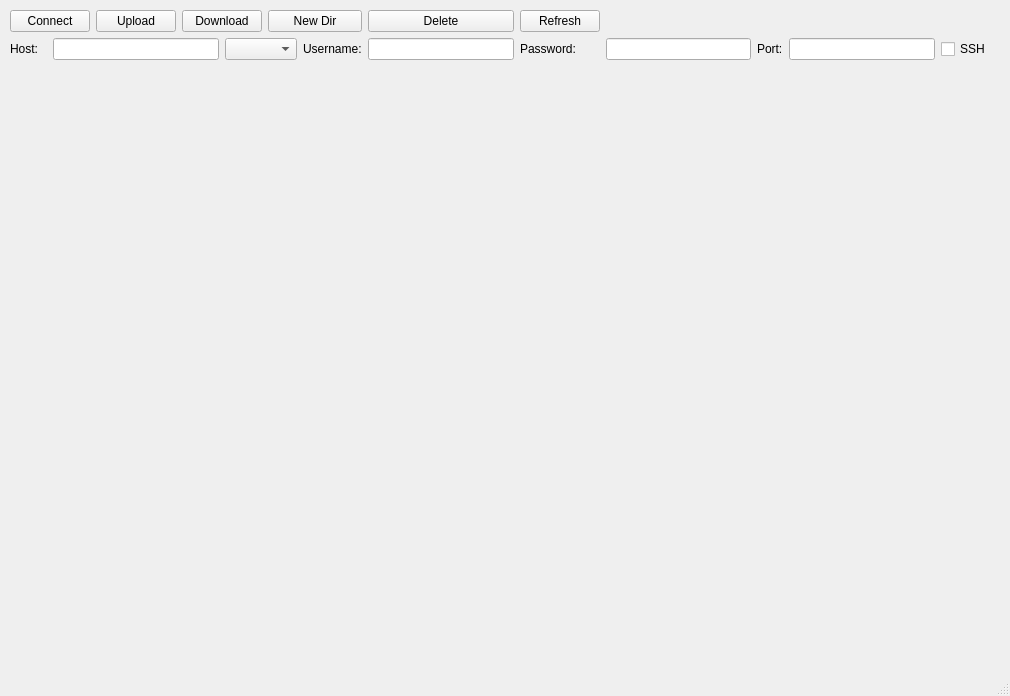
ChuckM2196/python-ftp, file mainwindow.ui: the form before one commit.
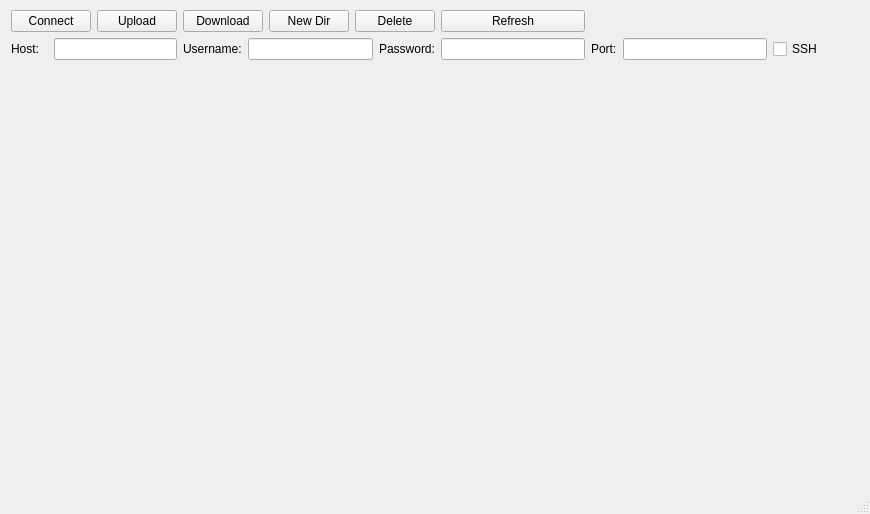
The form after the commit. Icons and pictures are not drawn.

Commit message: Edited gui in QT Designer, and working on socket connections

Diff of the .ui file:
```diff
--- a/mainwindow.ui
+++ b/mainwindow.ui
@@ -6,21 +6,21 @@
    <rect>
     <x>0</x>
     <y>0</y>
-    <width>1010</width>
-    <height>696</height>
+    <width>870</width>
+    <height>514</height>
    </rect>
   </property>
   <property name="windowTitle">
    <string>MainWindow</string>
   </property>
   <widget class="QWidget" name="centralwidget">
-   <widget class="QWidget" name="layoutWidget">
+   <widget class="QWidget" name="">
     <property name="geometry">
      <rect>
-      <x>10</x>
+      <x>11</x>
       <y>10</y>
-      <width>981</width>
-      <height>631</height>
+      <width>812</width>
+      <height>451</height>
      </rect>
     </property>
     <layout class="QGridLayout" name="gridLayout">
@@ -57,7 +57,7 @@
        </property>
       </widget>
      </item>
-     <item row="0" column="5" colspan="2">
+     <item row="0" column="5">
       <widget class="QPushButton" name="newdirButton">
        <property name="text">
         <string>New Dir</string>
@@ -68,7 +68,7 @@
        </property>
       </widget>
      </item>
-     <item row="0" column="7">
+     <item row="0" column="6" colspan="2">
       <widget class="QPushButton" name="deleteButton">
        <property name="text">
         <string>Delete</string>
@@ -86,50 +86,51 @@
        </property>
       </widget>
      </item>
-     <item row="1" column="1" colspan="3">
+     <item row="1" column="1" colspan="2">
       <widget class="QLineEdit" name="hostEdit"/>
      </item>
-     <item row="1" column="4" colspan="2">
-      <widget class="QComboBox" name="connectionTypeBox"/>
-     </item>
-     <item row="1" column="6">
+     <item row="1" column="3">
       <widget class="QLabel" name="label_2">
        <property name="text">
         <string>Username:</string>
        </property>
       </widget>
      </item>
-     <item row="1" column="7">
+     <item row="1" column="4" colspan="3">
       <widget class="QLineEdit" name="usernameEdit"/>
      </item>
-     <item row="1" column="8">
+     <item row="1" column="7">
       <widget class="QLabel" name="label_3">
        <property name="text">
         <string>Password:</string>
        </property>
       </widget>
      </item>
+     <item row="1" column="8">
+      <widget class="QLineEdit" name="passwordEdit">
+       <property name="echoMode">
+        <enum>QLineEdit::Password</enum>
+       </property>
+      </widget>
+     </item>
      <item row="1" column="9">
-      <widget class="QLineEdit" name="passwordEdit"/>
-     </item>
-     <item row="1" column="10">
       <widget class="QLabel" name="label_4">
        <property name="text">
         <string>Port:</string>
        </property>
       </widget>
      </item>
-     <item row="1" column="11">
+     <item row="1" column="10">
       <widget class="QLineEdit" name="portEdit"/>
      </item>
-     <item row="1" column="12">
+     <item row="1" column="11">
       <widget class="QCheckBox" name="sshBox">
        <property name="text">
         <string>SSH</string>
        </property>
       </widget>
      </item>
-     <item row="2" column="0" colspan="13">
+     <item row="2" column="0" colspan="12">
       <widget class="QWidget" name="infoWidget" native="true"/>
      </item>
      <item row="0" column="8">
```
Left out of the diff: 24 changed lines with no effect on the pictures. The commit also changes 4 other files.
